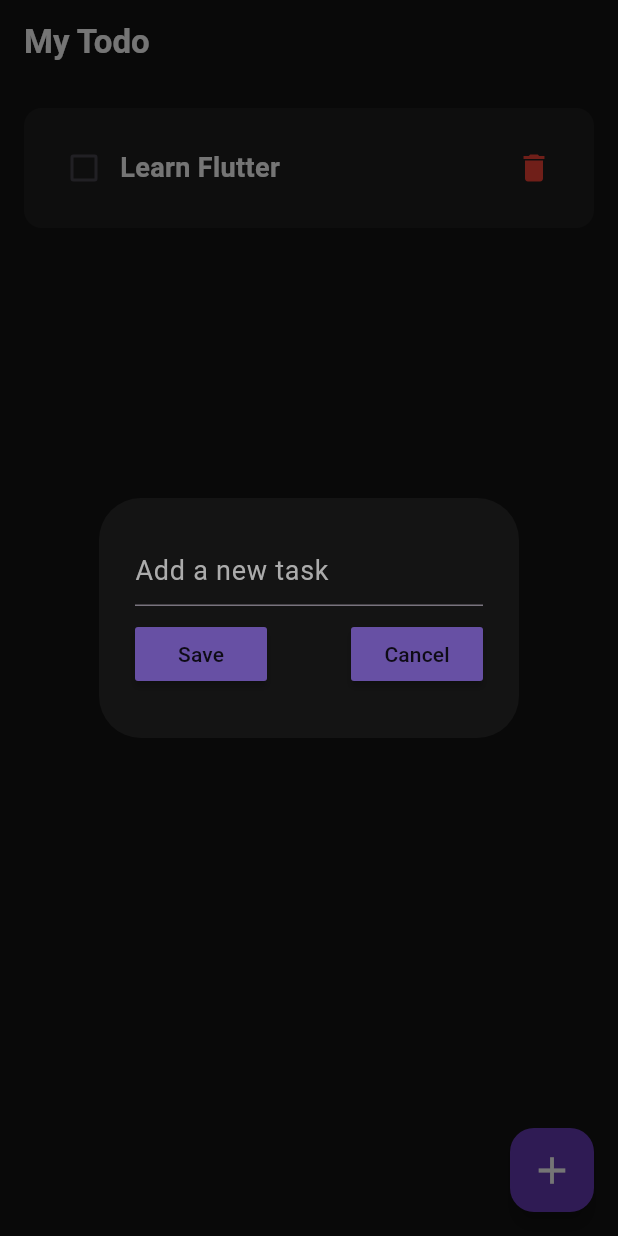
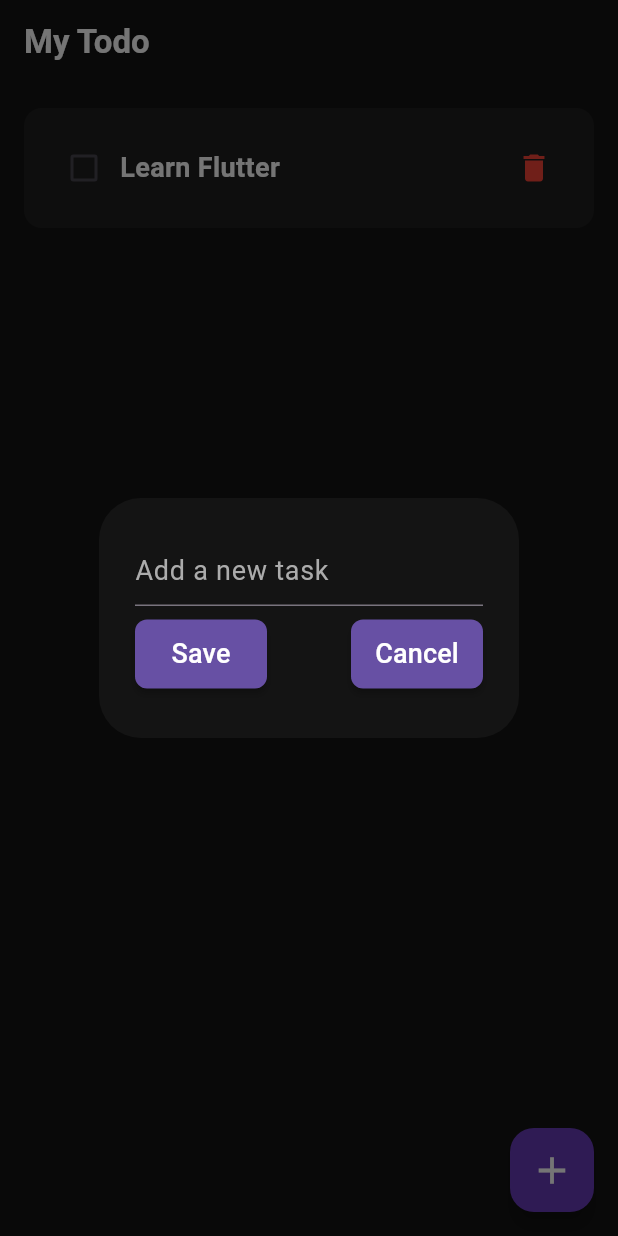
Before and after one commit to boswellbenjamin/Assignment-2-ToDo, a Flutter app: the screen it shows after launch, after a tap on the "delete" icon, after a tap on the "add" icon, on a phone screen of 412 x 824 dp. Run offline on Flutter 3.47's test engine with Material 3 defaults, Android fonts, the phone set to English and light mode, and no system bars.

Commit message:
Refactor MyButton to improve layout with padding and text styling

```diff
--- a/lib/utils/my_button.dart
+++ b/lib/utils/my_button.dart
@@ -11,7 +11,9 @@ class MyButton extends StatelessWidget {
     return MaterialButton(
       onPressed: onPressed,
       color: Theme.of(context).primaryColor,
-      child: Text(text),
+      shape: RoundedRectangleBorder(borderRadius: BorderRadius.circular(8)),
+      padding: const EdgeInsets.symmetric(horizontal: 10, vertical: 10),
+      child: Text(text, style: TextStyle(color: Colors.white, fontSize: 18)),
     );
   }
 }
```
